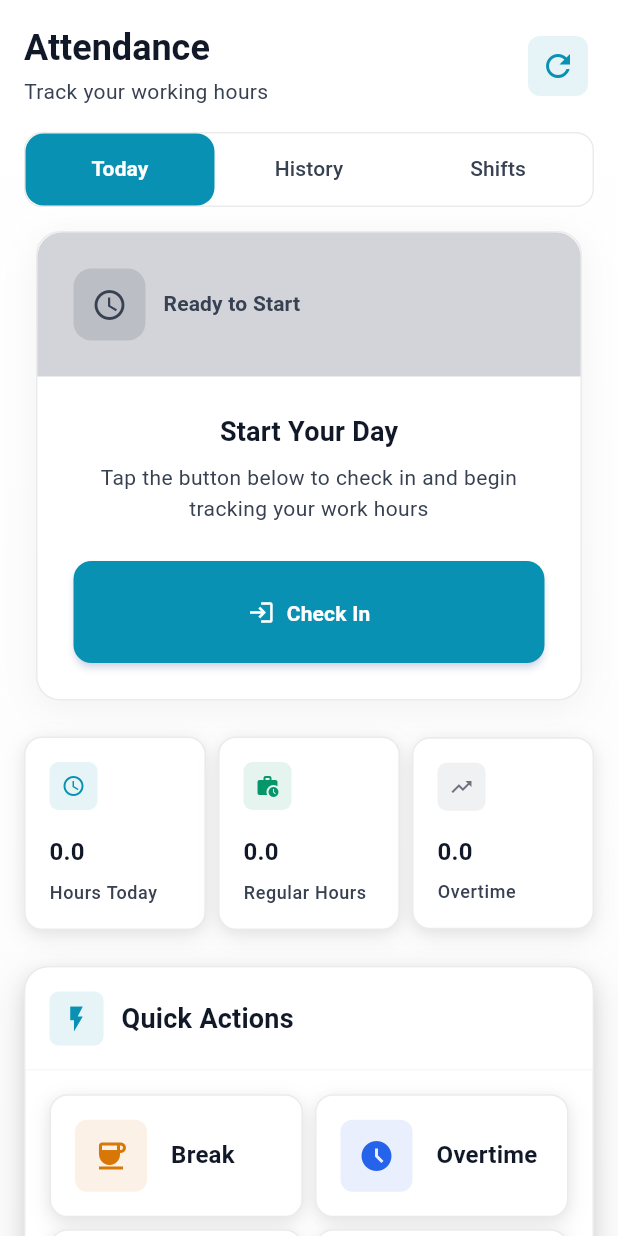
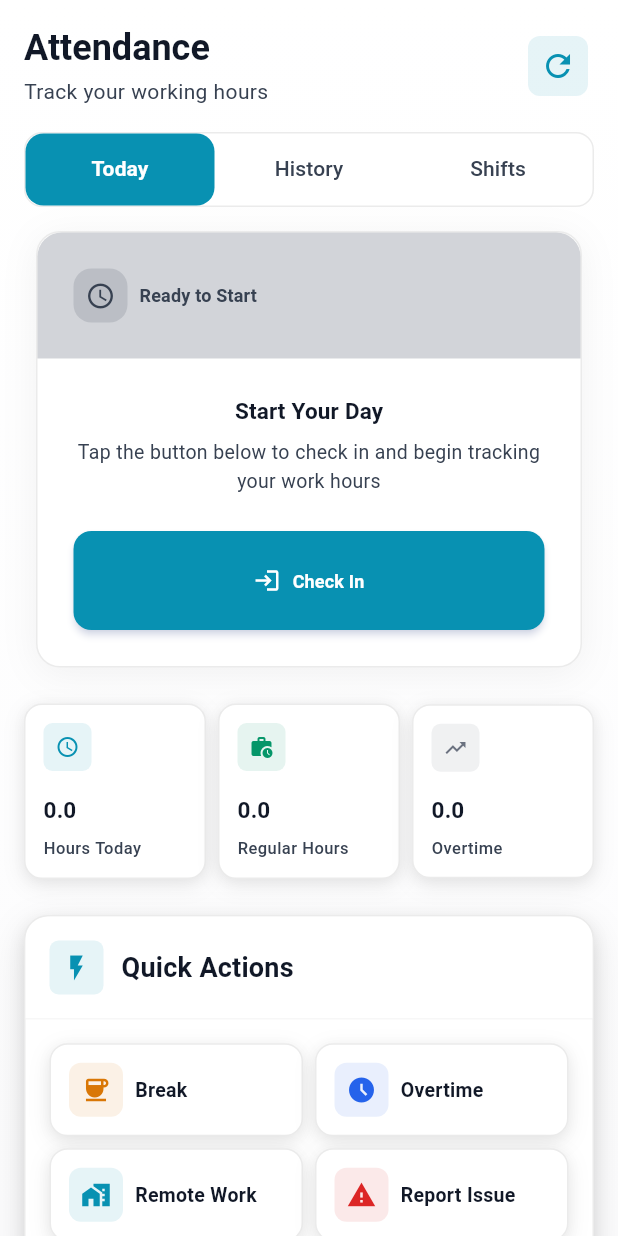
Before and after one commit to Altrix-One/stock-take-mobile, a Flutter app: the ModernAttendancePage screen opened directly, on a phone screen of 412 x 824 dp. Run offline on Flutter 3.47's test engine with Material 3 defaults, Android fonts, the phone set to English and light mode, and no system bars; our stand-ins replace file_picker, google_fonts, hive, hive_flutter, image_picker, shared_preferences and 1 more; missing offline and left inert: flutter_web_auth_2, iconify_flutter, mobile_scanner, sunmi_scanner; accounts and stored records are empty.

Commit message:
feat: Introduce compact spacing and text styles for improved layout on smaller devices; update enhanced cards for better space utilization

```diff
--- a/lib/constants/modern_design_system.dart
+++ b/lib/constants/modern_design_system.dart
@@ -35,6 +35,16 @@ class ModernDesignSystem {
 
   /// Massive spacing for hero sections
   static const double space3XL = 48.0;     // 6 * baseUnit
+
+  // =============================================================================
+  // COMPACT SPACING - For smaller devices and dense layouts
+  // =============================================================================
+
+  /// Compact spacing variants for better space utilization
+  static const double spaceCompactMicro = 2.0;    // Extra tight
+  static const double spaceCompactXS = 6.0;       // Tight
+  static const double spaceCompactSM = 10.0;      // Small compact
+  static const double spaceCompactMD = 12.0;      // Medium compact
 
   // =============================================================================
   // MODERN CORPORATE COLOR PALETTE - Frappe-inspired professional colors
@@ -231,6 +241,51 @@ class ModernDesignSystem {
   );
 
   // =============================================================================
+  // COMPACT TEXT STYLES - For smaller devices and dense layouts
+  // =============================================================================
+
+  /// Compact versions for better fitting on smaller screens
+  static const TextStyle headlineCompact = TextStyle(
+    fontFamily: fontFamily,
+    fontSize: 15.0,
+    fontWeight: FontWeight.w600,
+    letterSpacing: 0.1,
+    height: 1.35,
+  );
+
+  static const TextStyle bodyCompact = TextStyle(
+    fontFamily: fontFamily,
+    fontSize: 13.0,
+    fontWeight: FontWeight.w400,
+    letterSpacing: 0.2,
+    height: 1.4,
+  );
+
+  static const TextStyle bodyCompactMedium = TextStyle(
+    fontFamily: fontFamily,
+    fontSize: 13.0,
+    fontWeight: FontWeight.w500,
+    letterSpacing: 0.2,
+    height: 1.4,
+  );
+
+  static const TextStyle labelCompact = TextStyle(
+    fontFamily: fontFamily,
+    fontSize: 12.0,
+    fontWeight: FontWeight.w500,
+    letterSpacing: 0.1,
+    height: 1.35,
+  );
+
+  static const TextStyle captionCompact = TextStyle(
+    fontFamily: fontFamily,
+    fontSize: 11.0,
+    fontWeight: FontWeight.w400,
+    letterSpacing: 0.3,
+    height: 1.3,
+  );
+
+  // =============================================================================
   // CONTAINER AND PADDING STYLES
   // =============================================================================
 
--- a/lib/screens/modern_attendance_page.dart
+++ b/lib/screens/modern_attendance_page.dart
@@ -17,6 +17,7 @@ class ModernAttendancePage extends StatefulWidget {
 class _ModernAttendancePageState extends State<ModernAttendancePage> with TickerProviderStateMixin {
   late TabController _tabController;
   bool _isLoading = true;
+  bool _isLoadingHistory = false;
   bool _isCheckedIn = false;
   DateTime? _lastCheckInTime;
   DateTime? _lastCheckOutTime;
@@ -30,6 +31,14 @@ class _ModernAttendancePageState extends State<ModernAttendancePage> with Ticker
   void initState() {
     super.initState();
     _tabController = TabController(length: 3, vsync: this);
+
+    // Listen to tab changes and refresh data when history tab is selected
+    _tabController.addListener(() {
+      if (_tabController.index == 1 && mounted) { // History tab
+        _refreshHistoryData();
+      }
+    });
+
     _loadAttendanceData();
 
     // Listen to outbox queue changes
@@ -42,8 +51,8 @@ class _ModernAttendancePageState extends State<ModernAttendancePage> with Ticker
       if (mounted) _loadAttendanceData();
     });
 
-    // Update working time every minute
-    _workingTimeTimer = Timer.periodic(const Duration(minutes: 1), (_) {
+    // Update working time every second
+    _workingTimeTimer = Timer.periodic(const Duration(seconds: 1), (_) {
       if (mounted && _isCheckedIn) _updateWorkingTime();
     });
   }
@@ -57,6 +66,7 @@ class _ModernAttendancePageState extends State<ModernAttendancePage> with Ticker
   }
 
   Future<void> _loadAttendanceData() async {
+    print('Loading attendance data...');
     try {
       final results = await Future.wait([
         AttendanceService.myAttendanceHistory(),
@@ -76,6 +86,8 @@ class _ModernAttendancePageState extends State<ModernAttendancePage> with Ticker
         _attendanceHistory = results[0] as List<dynamic>;
         _shiftRequests = results[1] as List<dynamic>;
         _isLoading = false;
+        print('Attendance history updated: ${_attendanceHistory.length} records');
+        print('Shift requests updated: ${_shiftRequests.length} records');
       });
 
       if (_isCheckedIn && _lastCheckInTime != null) {
@@ -119,6 +131,34 @@ class _ModernAttendancePageState extends State<ModernAttendancePage> with Ticker
         _lastCheckOutTime = null;
       });
       return false;
+    }
+  }
+
+  Future<void> _refreshHistoryData() async {
+    if (_isLoadingHistory) return; // Prevent multiple simultaneous refreshes
+
+    setState(() {
+      _isLoadingHistory = true;
+    });
+
+    try {
+      print('Refreshing attendance history data...');
+      final historyData = await AttendanceService.myAttendanceHistory();
+
+      if (mounted) {
+        setState(() {
+          _attendanceHistory = historyData;
+          _isLoadingHistory = false;
+        });
+        print('History refreshed: ${_attendanceHistory.length} records');
+      }
+    } catch (e) {
+      print('Error refreshing history: $e');
+      if (mounted) {
+        setState(() {
+          _isLoadingHistory = false;
+        });
+      }
     }
   }
 
@@ -282,7 +322,7 @@ class _ModernAttendancePageState extends State<ModernAttendancePage> with Ticker
 
   Widget _buildHistoryTab() {
     return RefreshIndicator(
-      onRefresh: _loadAttendanceData,
+      onRefresh: _refreshHistoryData,
       child: SingleChildScrollView(
         physics: const AlwaysScrollableScrollPhysics(),
         padding: const EdgeInsets.all(ModernDesignSystem.spaceMD),
@@ -292,8 +332,14 @@ class _ModernAttendancePageState extends State<ModernAttendancePage> with Ticker
             _buildMonthlySummary(),
             ModernDesignSystem.verticalSpaceLG,
 
-            // Attendance History
-            _buildAttendanceHistory(),
+            // Attendance History with loading state
+            if (_isLoadingHistory)
+              Container(
+                padding: const EdgeInsets.all(ModernDesignSystem.spaceLG),
+                child: const ModernLoadingIndicator(message: 'Refreshing attendance history...'),
+              )
+            else
+              _buildAttendanceHistory(),
           ],
         ),
       ),
@@ -354,7 +400,7 @@ class _ModernAttendancePageState extends State<ModernAttendancePage> with Ticker
             child: Row(
               children: [
                 Container(
-                  padding: const EdgeInsets.all(ModernDesignSystem.spaceSM),
+                  padding: const EdgeInsets.all(ModernDesignSystem.spaceXS),
                   decoration: BoxDecoration(
                     color: _isCheckedIn
                         ? ModernDesignSystem.success.withOpacity(0.15)
@@ -363,20 +409,20 @@ class _ModernAttendancePageState extends State<ModernAttendancePage> with Ticker
                   ),
                   child: Icon(
                     _isCheckedIn ? Icons.work_outline : Icons.schedule,
-                    size: 24,
+                    size: 20,
                     color: _isCheckedIn
                         ? ModernDesignSystem.success
                         : ModernDesignSystem.neutralMedium,
                   ),
                 ),
-                ModernDesignSystem.horizontalSpaceSM,
+                ModernDesignSystem.horizontalSpaceXS,
                 Expanded(
                   child: Column(
                     crossAxisAlignment: CrossAxisAlignment.start,
                     children: [
                       Text(
                         _isCheckedIn ? 'Currently Working' : 'Ready to Start',
-                        style: ModernDesignSystem.labelLarge.copyWith(
+                        style: ModernDesignSystem.labelCompact.copyWith(
                           fontWeight: FontWeight.w600,
                           color: _isCheckedIn
                               ? ModernDesignSystem.success
@@ -386,7 +432,7 @@ class _ModernAttendancePageState extends State<ModernAttendancePage> with Ticker
                       if (_isCheckedIn && _lastCheckInTime != null)
                         Text(
                           'Since ${_formatTime(_lastCheckInTime!)}',
-                          style: ModernDesignSystem.bodySmall.copyWith(
+                          style: ModernDesignSystem.captionCompact.copyWith(
                             color: ModernDesignSystem.getTextTertiary(Theme.of(context).brightness),
                           ),
                         ),
@@ -405,7 +451,7 @@ class _ModernAttendancePageState extends State<ModernAttendancePage> with Ticker
                     ),
                     child: Text(
                       'ACTIVE',
-                      style: ModernDesignSystem.captionLarge.copyWith(
+                      style: ModernDesignSystem.captionSmall.copyWith(
                         color: Colors.white,
                         fontWeight: FontWeight.w700,
                         letterSpacing: 0.5,
@@ -434,13 +480,13 @@ class _ModernAttendancePageState extends State<ModernAttendancePage> with Ticker
                       ModernDesignSystem.horizontalSpaceXS,
                       Text(
                         'Working Time: ',
-                        style: ModernDesignSystem.bodyMedium.copyWith(
+                        style: ModernDesignSystem.bodyCompact.copyWith(
                           color: ModernDesignSystem.getTextSecondary(Theme.of(context).brightness),
                         ),
                       ),
                       Text(
                         _formatDuration(_workingTime),
-                        style: ModernDesignSystem.headlineSmall.copyWith(
+                        style: ModernDesignSystem.headlineCompact.copyWith(
                           fontWeight: FontWeight.w700,
                           color: ModernDesignSystem.getTextPrimary(Theme.of(context).brightness),
                         ),
@@ -454,7 +500,7 @@ class _ModernAttendancePageState extends State<ModernAttendancePage> with Ticker
                     children: [
                       Text(
                         'Start Your Day',
-                        style: ModernDesignSystem.headlineMedium.copyWith(
+                        style: ModernDesignSystem.headlineCompact.copyWith(
                           fontWeight: FontWeight.w600,
                           color: ModernDesignSystem.getTextPrimary(Theme.of(context).brightness),
                         ),
@@ -462,7 +508,7 @@ class _ModernAttendancePageState extends State<ModernAttendancePage> with Ticker
                       ModernDesignSystem.verticalSpaceXS,
                       Text(
                         'Tap the button below to check in and begin tracking your work hours',
-                        style: ModernDesignSystem.bodyMedium.copyWith(
+                        style: ModernDesignSystem.bodyCompact.copyWith(
                           color: ModernDesignSystem.getTextSecondary(Theme.of(context).brightness),
                         ),
                         textAlign: TextAlign.center,
@@ -496,7 +542,7 @@ class _ModernAttendancePageState extends State<ModernAttendancePage> with Ticker
                     icon: Icon(_isCheckedIn ? Icons.logout_outlined : Icons.login_outlined),
                     label: Text(
                       _isCheckedIn ? 'Check Out' : 'Check In',
-                      style: ModernDesignSystem.labelLarge.copyWith(
+                      style: ModernDesignSystem.labelCompact.copyWith(
                         fontWeight: FontWeight.w600,
                       ),
                     ),
--- a/lib/widgets/modern_enhanced_cards.dart
+++ b/lib/widgets/modern_enhanced_cards.dart
@@ -41,11 +41,11 @@ class ModernActionCard extends StatelessWidget {
           onTap: onTap,
           borderRadius: BorderRadius.circular(ModernDesignSystem.radiusMD),
           child: Padding(
-            padding: const EdgeInsets.all(ModernDesignSystem.spaceMD),
+            padding: const EdgeInsets.all(ModernDesignSystem.spaceCompactMD),
             child: Row(
               children: [
                 Container(
-                  padding: const EdgeInsets.all(ModernDesignSystem.spaceSM),
+                  padding: const EdgeInsets.all(ModernDesignSystem.spaceXS),
                   decoration: BoxDecoration(
                     color: actionColor.withOpacity(0.1),
                     borderRadius: BorderRadius.circular(ModernDesignSystem.radiusSM),
@@ -53,32 +53,37 @@ class ModernActionCard extends StatelessWidget {
                   child: Icon(
                     icon,
                     color: actionColor,
-                    size: 24,
+                    size: 20,
                   ),
                 ),
 
-                ModernDesignSystem.horizontalSpaceMD,
+                ModernDesignSystem.horizontalSpaceXS,
 
                 Expanded(
                   child: Column(
                     crossAxisAlignment: CrossAxisAlignment.start,
+                    mainAxisAlignment: MainAxisAlignment.center,
                     children: [
                       Text(
                         title,
-                        style: ModernDesignSystem.bodyLarge.copyWith(
+                        style: ModernDesignSystem.bodyCompactMedium.copyWith(
                           color: isDestructive
                               ? ModernDesignSystem.error
                               : ModernDesignSystem.getTextPrimary(brightness),
                           fontWeight: FontWeight.w600,
                         ),
+                        maxLines: 1,
+                        overflow: TextOverflow.ellipsis,
                       ),
                       if (subtitle != null) ...[
-                        ModernDesignSystem.verticalSpaceMicro,
+                        const SizedBox(height: 2),
                         Text(
                           subtitle!,
-                          style: ModernDesignSystem.bodySmall.copyWith(
+                          style: ModernDesignSystem.captionCompact.copyWith(
                             color: ModernDesignSystem.getTextSecondary(brightness),
                           ),
+                          maxLines: 1,
+                          overflow: TextOverflow.ellipsis,
                         ),
                       ],
                     ],
@@ -135,8 +140,8 @@ class ModernStatsCard extends StatelessWidget {
           borderRadius: BorderRadius.circular(ModernDesignSystem.radiusMD),
           child: Padding(
             padding: EdgeInsets.all(isCompact
-                ? ModernDesignSystem.spaceMD
-                : ModernDesignSystem.spaceLG),
+                ? ModernDesignSystem.spaceCompactMD
+                : ModernDesignSystem.spaceMD),
             child: Column(
               mainAxisSize: MainAxisSize.min,
               crossAxisAlignment: CrossAxisAlignment.start,
@@ -172,24 +177,28 @@ class ModernStatsCard extends StatelessWidget {
                 Text(
                   value,
                   style: isCompact
-                      ? ModernDesignSystem.headlineSmall.copyWith(
+                      ? ModernDesignSystem.headlineCompact.copyWith(
                           fontWeight: FontWeight.w700,
                           color: ModernDesignSystem.getTextPrimary(brightness),
                         )
-                      : ModernDesignSystem.headlineLarge.copyWith(
+                      : ModernDesignSystem.headlineSmall.copyWith(
                           fontWeight: FontWeight.w700,
                           color: ModernDesignSystem.getTextPrimary(brightness),
                         ),
+                  maxLines: 1,
+                  overflow: TextOverflow.ellipsis,
                 ),
 
                 ModernDesignSystem.verticalSpaceXS,
 
                 Text(
                   label,
-                  style: ModernDesignSystem.bodySmall.copyWith(
+                  style: ModernDesignSystem.captionCompact.copyWith(
                     color: ModernDesignSystem.getTextSecondary(brightness),
                     fontWeight: FontWeight.w500,
                   ),
+                  maxLines: 1,
+                  overflow: TextOverflow.ellipsis,
                 ),
 
                 if (subtitle != null) ...[
@@ -251,14 +260,14 @@ class ModernInfoCard extends StatelessWidget {
           onTap: onTap,
           borderRadius: BorderRadius.circular(ModernDesignSystem.radiusMD),
           child: Padding(
-            padding: const EdgeInsets.all(ModernDesignSystem.spaceMD),
+            padding: const EdgeInsets.all(ModernDesignSystem.spaceCompactMD),
             child: Column(
               crossAxisAlignment: CrossAxisAlignment.start,
               children: [
                 Row(
                   children: [
                     Container(
-                      padding: const EdgeInsets.all(ModernDesignSystem.spaceSM),
+                      padding: const EdgeInsets.all(ModernDesignSystem.spaceXS),
                       decoration: BoxDecoration(
                         color: cardIconColor.withOpacity(0.1),
                         borderRadius: BorderRadius.circular(ModernDesignSystem.radiusSM),
@@ -266,25 +275,28 @@ class ModernInfoCard extends StatelessWidget {
                       child: Icon(
                         icon,
                         color: cardIconColor,
-                        size: 24,
+                        size: 20,
                       ),
                     ),
 
-                    ModernDesignSystem.horizontalSpaceMD,
+                    ModernDesignSystem.horizontalSpaceXS,
 
                     Expanded(
                       child: Column(
                         crossAxisAlignment: CrossAxisAlignment.start,
+                        mainAxisAlignment: MainAxisAlignment.center,
                         children: [
                           Row(
                             children: [
                               Expanded(
                                 child: Text(
                                   title,
-                                  style: ModernDesignSystem.bodyLarge.copyWith(
+                                  style: ModernDesignSystem.bodyCompactMedium.copyWith(
                                     color: ModernDesignSystem.getTextPrimary(brightness),
                                     fontWeight: FontWeight.w600,
                                   ),
+                                  maxLines: 1,
+                                  overflow: TextOverflow.ellipsis,
                                 ),
                               ),
                               if (badge != null) ...[
@@ -297,12 +309,14 @@ class ModernInfoCard extends StatelessWidget {
                             ],
                           ),
                           if (subtitle != null) ...[
-                            ModernDesignSystem.verticalSpaceMicro,
+                            const SizedBox(height: 2),
                             Text(
                               subtitle!,
-                              style: ModernDesignSystem.bodySmall.copyWith(
+                              style: ModernDesignSystem.captionCompact.copyWith(
                                 color: ModernDesignSystem.getTextSecondary(brightness),
                               ),
+                              maxLines: 2,
+                              overflow: TextOverflow.ellipsis,
                             ),
                           ],
                         ],
@@ -312,7 +326,7 @@ class ModernInfoCard extends StatelessWidget {
                     if (value != null) ...[
                       Text(
                         value!,
-                        style: ModernDesignSystem.headlineSmall.copyWith(
+                        style: ModernDesignSystem.headlineCompact.copyWith(
                           color: ModernDesignSystem.primaryTeal,
                           fontWeight: FontWeight.w700,
                         ),
@@ -506,7 +520,7 @@ class ModernListItemCard extends StatelessWidget {
           onTap: onTap,
           borderRadius: BorderRadius.circular(ModernDesignSystem.radiusSM),
           child: Padding(
-            padding: const EdgeInsets.all(ModernDesignSystem.spaceMD),
+            padding: const EdgeInsets.all(ModernDesignSystem.spaceCompactMD),
             child: Column(
               children: [
                 Row(
@@ -536,18 +550,22 @@ class ModernListItemCard extends StatelessWidget {
                         children: [
                           Text(
                             title,
-                            style: ModernDesignSystem.bodyMedium.copyWith(
+                            style: ModernDesignSystem.bodyCompactMedium.copyWith(
                               color: ModernDesignSystem.getTextPrimary(brightness),
                               fontWeight: FontWeight.w500,
                             ),
+                            maxLines: 1,
+                            overflow: TextOverflow.ellipsis,
                           ),
                           if (subtitle != null) ...[
-                            ModernDesignSystem.verticalSpaceMicro,
+                            const SizedBox(height: 2),
                             Text(
                               subtitle!,
-                              style: ModernDesignSystem.bodySmall.copyWith(
+                              style: ModernDesignSystem.captionCompact.copyWith(
                                 color: ModernDesignSystem.getTextSecondary(brightness),
                               ),
+                              maxLines: 1,
+                              overflow: TextOverflow.ellipsis,
                             ),
                           ],
                         ],
@@ -559,7 +577,7 @@ class ModernListItemCard extends StatelessWidget {
                     else if (trailing != null) ...[
                       Text(
                         trailing!,
-                        style: ModernDesignSystem.bodyMedium.copyWith(
+                        style: ModernDesignSystem.bodyCompact.copyWith(
                           color: ModernDesignSystem.getTextSecondary(brightness),
                           fontWeight: FontWeight.w500,
                         ),
```
